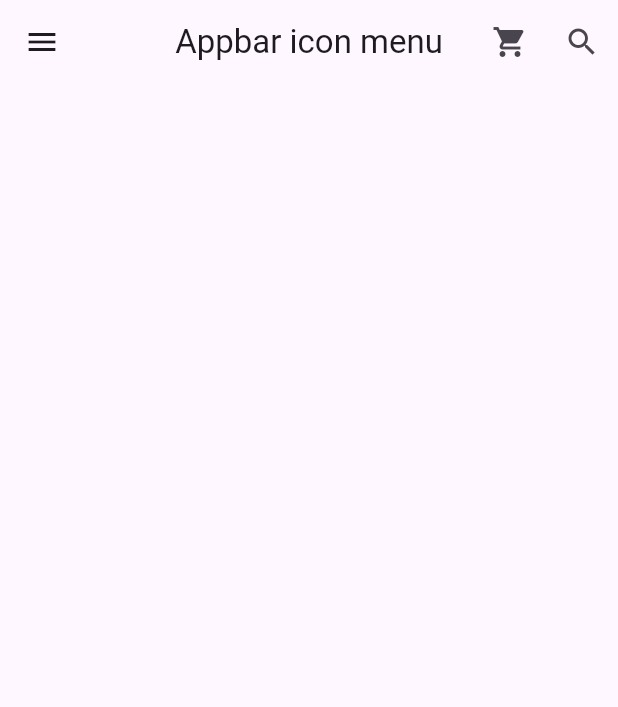
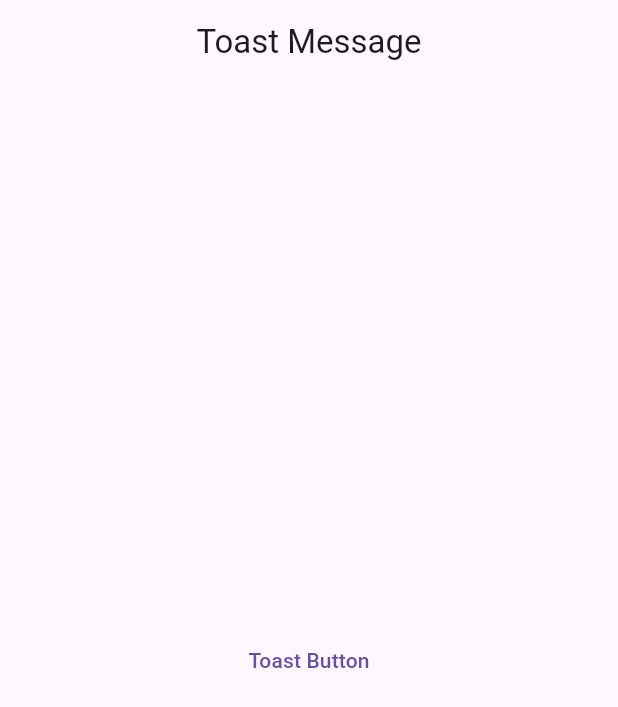
Before and after one commit to dw0124/Flutter_Study, a Flutter app: the screen it shows after launch, on a phone screen of 412 x 824 dp. Shown: the top 707 px of the screen. Run offline on Flutter 3.47's test engine with Material 3 defaults, Android fonts, the phone set to English and light mode, and no system bars; our stand-ins replace fluttertoast.

Commit message:
fluttertoast 라이브러리를 사용해 Toast Message 출력

```diff
--- a/lib/main.dart
+++ b/lib/main.dart
@@ -1,10 +1,14 @@
 import 'package:flutter/material.dart';
 import 'package:start_flutter/BBANTO.dart';
 import 'package:start_flutter/startAppbar.dart';
+import 'package:start_flutter/startSnackBar.dart';
+import 'package:start_flutter/startToastMessage.dart';
 
 // void main() => runApp(MyApp());
 // void main() => runApp(BBantoApp());
-void main() => runApp(StartAppBar());
+// void main() => runApp(StartAppBar());
+// void main() => runApp(StartSnackBar());
+void main() => runApp(StartToastmessage());
 
 class MyApp extends StatelessWidget {
 
--- /dev/null
+++ b/lib/startToastMessage.dart
@@ -0,0 +1,44 @@
+import 'package:flutter/material.dart';
+import 'package:fluttertoast/fluttertoast.dart';
+
+class StartToastmessage extends StatelessWidget {
+  const StartToastmessage({super.key});
+
+  @override
+  Widget build(BuildContext context) {
+    return MaterialApp(
+      title: 'My Toast Message',
+      home: MyToastMessagePage(),
+    );
+  }
+}
+
+class MyToastMessagePage extends StatelessWidget {
+  const MyToastMessagePage({super.key});
+
+  @override
+  Widget build(BuildContext context) {
+    return Scaffold(
+      appBar: AppBar(
+        title: Text('Toast Message'),
+        centerTitle: true,
+      ),
+      body: Center(
+        child: TextButton(
+            onPressed: flutterToast,
+            child: Text('Toast Button'),
+        ),
+      ),
+    );
+  }
+}
+
+void flutterToast() {
+  Fluttertoast.showToast(msg: 'Flutter Toast',
+    gravity: ToastGravity.BOTTOM,
+    backgroundColor: Colors.redAccent,
+    fontSize: 20.0,
+    textColor: Colors.white,
+    toastLength: Toast.LENGTH_SHORT
+  );
+}
```
